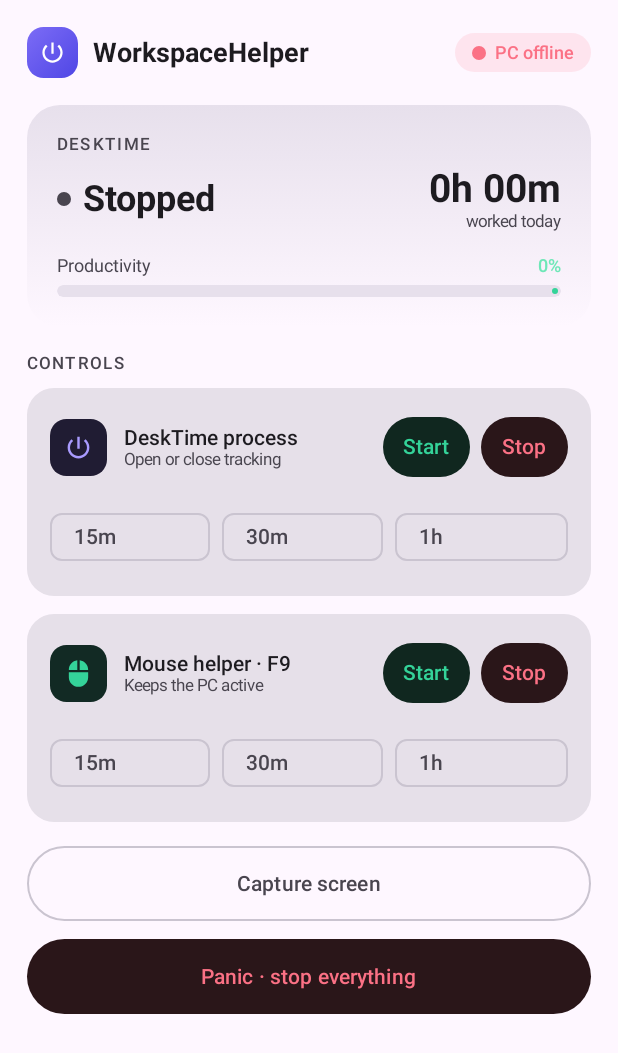
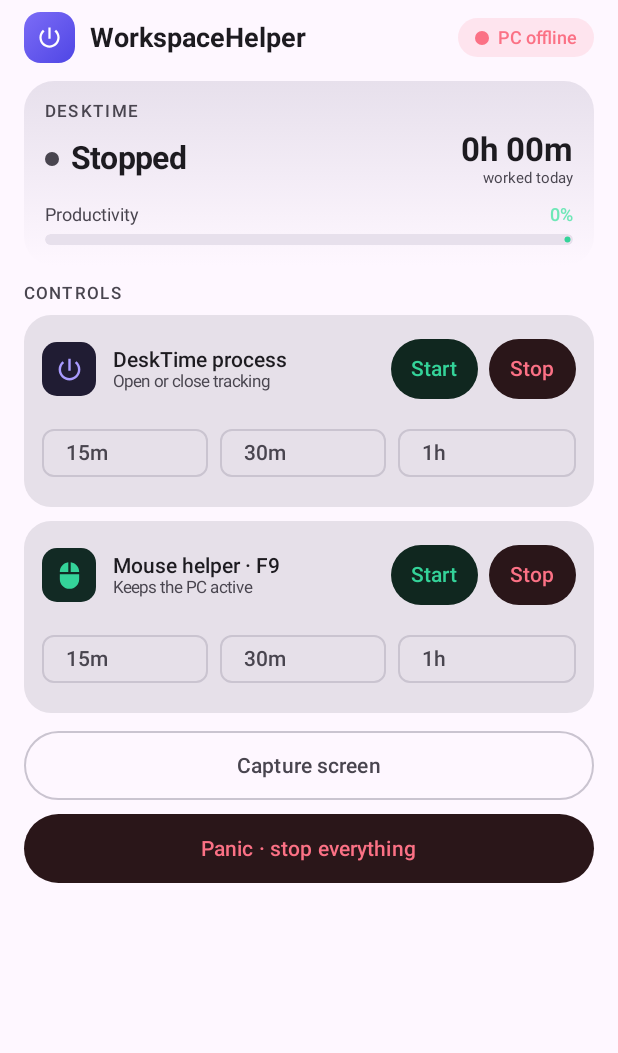
Before and after one commit to dioniciogarcia/tirsosiguemuerto, an Android app built with Jetpack Compose: the composable HomeScreen called with empty values, on a phone screen of 412 x 824 dp. Shown: the top 1053 px of the screen. Run offline under Robolectric (Android 15) with nearby library versions, the phone set to English and light mode, and no system bars.

Commit message:
Compact Home layout so controls, Capture, Panic and 'updated' fit without scrolling
Co-Authored-By: Claude Opus 4.8 <noreply@anthropic.com>
Claude-Session: https://claude.ai/code/session_01VjuZHuEB7H1McAuaAt3Sh8

```diff
--- a/android-app/app/src/main/java/com/workspacehelper/app/MainActivity.kt
+++ b/android-app/app/src/main/java/com/workspacehelper/app/MainActivity.kt
@@ -204,7 +204,8 @@ fun HomeScreen(status: JSONObject?, cmd: (String, String) -> Unit) {
     val muted = MaterialTheme.colorScheme.onSurfaceVariant
 
     Column(
-        Modifier.fillMaxSize().verticalScroll(rememberScrollState()).padding(18.dp)
+        Modifier.fillMaxSize().verticalScroll(rememberScrollState())
+            .padding(horizontal = 16.dp, vertical = 8.dp)
     ) {
         Row(Modifier.fillMaxWidth(), verticalAlignment = Alignment.CenterVertically) {
             Box(
@@ -216,28 +217,28 @@ fun HomeScreen(status: JSONObject?, cmd: (String, String) -> Unit) {
             Text("WorkspaceHelper", fontSize = 18.sp, fontWeight = FontWeight.Bold, modifier = Modifier.weight(1f))
             StatusChip(if (online) "PC online" else "PC offline", if (online) Green else Rose)
         }
-        Spacer(Modifier.height(18.dp))
+        Spacer(Modifier.height(12.dp))
 
         // hero status card (gradient)
         Column(
-            Modifier.fillMaxWidth().clip(RoundedCornerShape(22.dp))
+            Modifier.fillMaxWidth().clip(RoundedCornerShape(20.dp))
                 .background(Brush.verticalGradient(listOf(
                     MaterialTheme.colorScheme.surfaceVariant, MaterialTheme.colorScheme.surface)))
-                .padding(20.dp)
+                .padding(14.dp)
         ) {
             Text("DESKTIME", fontSize = 11.sp, letterSpacing = 1.5.sp, color = muted, fontWeight = FontWeight.SemiBold)
-            Spacer(Modifier.height(8.dp))
+            Spacer(Modifier.height(6.dp))
             Row(verticalAlignment = Alignment.CenterVertically) {
                 Dot(if (running) Green else muted)
                 Spacer(Modifier.width(8.dp))
-                Text(if (running) "Running" else "Stopped", fontSize = 24.sp, fontWeight = FontWeight.Bold)
+                Text(if (running) "Running" else "Stopped", fontSize = 21.sp, fontWeight = FontWeight.Bold)
                 Spacer(Modifier.weight(1f))
                 Column(horizontalAlignment = Alignment.End) {
-                    Text(hms(total), fontSize = 26.sp, fontWeight = FontWeight.Bold)
-                    Text("worked today", fontSize = 11.sp, color = muted)
+                    Text(hms(total), fontSize = 22.sp, fontWeight = FontWeight.Bold)
+                    Text("worked today", fontSize = 10.sp, color = muted)
                 }
             }
-            Spacer(Modifier.height(16.dp))
+            Spacer(Modifier.height(11.dp))
             Row(Modifier.fillMaxWidth()) {
                 Text("Productivity", fontSize = 12.sp, color = muted, modifier = Modifier.weight(1f))
                 Text("${prod.toInt()}%", fontSize = 12.sp, color = GreenText, fontWeight = FontWeight.SemiBold)
@@ -245,13 +246,13 @@ fun HomeScreen(status: JSONObject?, cmd: (String, String) -> Unit) {
             Spacer(Modifier.height(6.dp))
             LinearProgressIndicator(
                 progress = { (prod / 100.0).toFloat().coerceIn(0f, 1f) },
-                modifier = Modifier.fillMaxWidth().height(8.dp).clip(RoundedCornerShape(99.dp)),
+                modifier = Modifier.fillMaxWidth().height(7.dp).clip(RoundedCornerShape(99.dp)),
                 color = Green, trackColor = MaterialTheme.colorScheme.surfaceVariant
             )
         }
-        Spacer(Modifier.height(18.dp))
+        Spacer(Modifier.height(12.dp))
         Text("CONTROLS", fontSize = 11.sp, letterSpacing = 1.5.sp, color = muted, fontWeight = FontWeight.SemiBold)
-        Spacer(Modifier.height(10.dp))
+        Spacer(Modifier.height(8.dp))
 
         ControlCard(
             title = "DeskTime process", subtitle = "Open or close tracking",
@@ -259,26 +260,26 @@ fun HomeScreen(status: JSONObject?, cmd: (String, String) -> Unit) {
             onStart = { cmd("desktime_start", "{}") }, onStop = { cmd("desktime_stop", "{}") },
             onTimer = { m -> cmd("desktime_timer", """{"minutes":$m,"direction":"open_then_close"}""") }
         )
-        Spacer(Modifier.height(12.dp))
+        Spacer(Modifier.height(9.dp))
         ControlCard(
             title = "Mouse helper · F9", subtitle = "Keeps the PC active",
             icon = Icons.Filled.Mouse, iconBg = Color(0xFF122A24), iconTint = Green,
             onStart = { cmd("mouse_start", """{"minutes":0}""") }, onStop = { cmd("mouse_stop", "{}") },
             onTimer = { m -> cmd("mouse_start", """{"minutes":$m}""") }
         )
-        Spacer(Modifier.height(16.dp))
+        Spacer(Modifier.height(11.dp))
 
         ScreenshotButton()
-        Spacer(Modifier.height(12.dp))
+        Spacer(Modifier.height(9.dp))
         Button(
             onClick = { cmd("panic", "{}") },
             colors = ButtonDefaults.buttonColors(containerColor = Color(0xFF2A1619), contentColor = Rose),
-            modifier = Modifier.fillMaxWidth().height(50.dp)
+            modifier = Modifier.fillMaxWidth().height(46.dp)
         ) { Text("Panic · stop everything", fontWeight = FontWeight.SemiBold) }
 
         if (ts > 0) {
             val age = (System.currentTimeMillis() / 1000 - ts).coerceAtLeast(0)
-            Spacer(Modifier.height(16.dp))
+            Spacer(Modifier.height(10.dp))
             Text(
                 "Updated " + (if (age < 60) "${age}s" else "${age / 60}m") + " ago",
                 fontSize = 11.sp, color = muted, modifier = Modifier.fillMaxWidth(), textAlign = TextAlign.Center
@@ -294,10 +295,10 @@ fun ControlCard(
 ) {
     var sel by remember { mutableStateOf(-1) }
     Card(shape = RoundedCornerShape(18.dp)) {
-        Column(Modifier.padding(15.dp)) {
+        Column(Modifier.padding(12.dp)) {
             Row(verticalAlignment = Alignment.CenterVertically) {
                 Box(
-                    Modifier.size(38.dp).clip(RoundedCornerShape(11.dp)).background(iconBg),
+                    Modifier.size(36.dp).clip(RoundedCornerShape(10.dp)).background(iconBg),
                     contentAlignment = Alignment.Center
                 ) { Icon(icon, null, tint = iconTint, modifier = Modifier.size(19.dp)) }
                 Spacer(Modifier.width(11.dp))
@@ -315,7 +316,7 @@ fun ControlCard(
                     contentPadding = PaddingValues(horizontal = 12.dp, vertical = 4.dp)
                 ) { Text("Stop") }
             }
-            Spacer(Modifier.height(12.dp))
+            Spacer(Modifier.height(8.dp))
             Row {
                 listOf(15, 30, 60).forEachIndexed { i, m ->
                     FilterChip(selected = sel == i, onClick = { sel = i; onTimer(m) },
@@ -347,7 +348,7 @@ fun ScreenshotButton() {
                 loading = false
             }
         },
-        modifier = Modifier.fillMaxWidth().height(50.dp)
+        modifier = Modifier.fillMaxWidth().height(46.dp)
     ) {
         if (loading) CircularProgressIndicator(Modifier.size(18.dp), strokeWidth = 2.dp)
         else Text("Capture screen")
```
